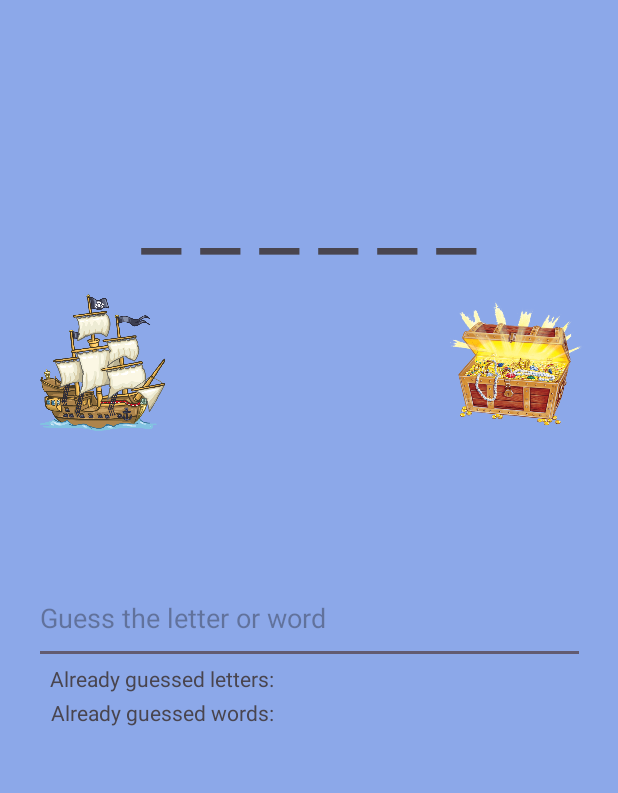
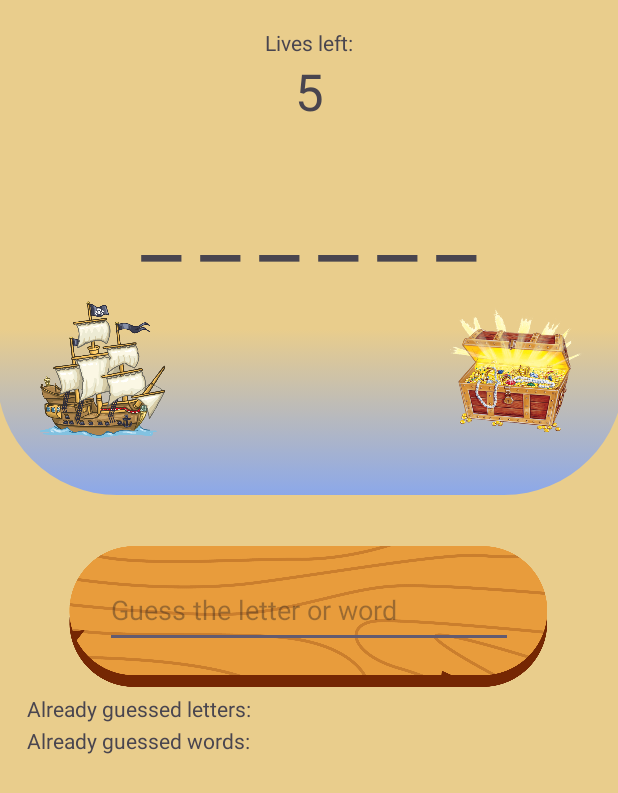
Before and after one commit to svantip/WordQuest, an Android app: the game_activity screen opened directly, with no data from a screen before it, on a phone screen of 412 x 824 dp. Shown: the top 793 px of the screen. Run offline under Robolectric (Android 15) with nearby library versions, the phone set to English and light mode, and no system bars.

Commit message:
third commit

```diff
--- /dev/null
+++ b/app/src/main/res/drawable/square_for_menu.xml
@@ -0,0 +1,9 @@
+<?xml version="1.0" encoding="utf-8"?>
+<selector xmlns:android="http://schemas.android.com/apk/res/android">
+    <item>
+        <shape android:shape="rectangle">
+            <corners android:radius="80dp"/>
+            <gradient android:startColor="@color/bgColorGame" android:angle="90" android:endColor="@color/bgColor" android:centerColor="@color/bgColor"/>
+        </shape>
+    </item>
+</selector>
--- a/app/src/main/res/layout/activity_game.xml
+++ b/app/src/main/res/layout/activity_game.xml
@@ -4,29 +4,78 @@
     xmlns:tools="http://schemas.android.com/tools"
     android:layout_width="match_parent"
     android:layout_height="match_parent"
-    android:background="@color/bgColorGame"
+    android:background="@color/bgColor"
     tools:context=".game_activity">
+
+
+    <ImageView
+        android:id="@+id/imageView5"
+        android:layout_width="418dp"
+        android:layout_height="221dp"
+        app:layout_constraintBottom_toTopOf="@+id/imageView10"
+        app:layout_constraintEnd_toEndOf="parent"
+        app:layout_constraintStart_toStartOf="parent"
+        app:layout_constraintTop_toBottomOf="@+id/txtBoxLives"
+        app:srcCompat="@drawable/square_for_menu" />
+
+    <ImageView
+        android:id="@+id/imageView10"
+        android:layout_width="403dp"
+        android:layout_height="96dp"
+        android:layout_marginTop="14dp"
+        android:src="@drawable/pngtreewood_button_game_6965184_1_"
+        app:layout_constraintBottom_toBottomOf="parent"
+        app:layout_constraintEnd_toEndOf="parent"
+        app:layout_constraintHorizontal_bias="0.486"
+        app:layout_constraintStart_toStartOf="parent"
+        app:layout_constraintTop_toTopOf="parent"
+        app:layout_constraintVertical_bias="0.488" />
 
     <TextView
         android:id="@+id/textView5"
         android:layout_width="160dp"
         android:layout_height="wrap_content"
         android:text="@string/alreadyGuessedWordsText"
-        android:textAlignment="textEnd"
+        android:textAlignment="textStart"
         app:layout_constraintBottom_toBottomOf="parent"
         app:layout_constraintEnd_toEndOf="parent"
-        app:layout_constraintHorizontal_bias="0.087"
+        app:layout_constraintHorizontal_bias="0.071"
         app:layout_constraintStart_toStartOf="parent"
         app:layout_constraintTop_toTopOf="@+id/textView"
         app:layout_constraintVertical_bias="0.063" />
 
     <TextView
-        android:id="@+id/alreadyGuessedWords"
+        android:id="@+id/textView"
+        android:layout_width="160dp"
+        android:layout_height="wrap_content"
+        android:text="@string/alreadyGuessedLettersText"
+        android:textAlignment="textStart"
+        app:layout_constraintBottom_toBottomOf="parent"
+        app:layout_constraintEnd_toEndOf="parent"
+        app:layout_constraintHorizontal_bias="0.071"
+        app:layout_constraintStart_toStartOf="parent"
+        app:layout_constraintTop_toBottomOf="@+id/txtBoxGuess"
+        app:layout_constraintVertical_bias="0.082" />
+
+    <TextView
+        android:id="@+id/alreadyGuessedLetters"
         android:layout_width="207dp"
         android:layout_height="wrap_content"
         app:layout_constraintBottom_toBottomOf="parent"
         app:layout_constraintEnd_toEndOf="parent"
-        app:layout_constraintHorizontal_bias="0.892"
+        app:layout_constraintHorizontal_bias="0.0"
+        app:layout_constraintStart_toEndOf="@+id/textView"
+        app:layout_constraintTop_toBottomOf="@+id/txtBoxGuess"
+        app:layout_constraintVertical_bias="0.082" />
+
+    <TextView
+        android:id="@+id/alreadyGuessedWords"
+        android:layout_width="207dp"
+        android:layout_height="wrap_content"
+        android:layout_marginStart="100dp"
+        app:layout_constraintBottom_toBottomOf="parent"
+        app:layout_constraintEnd_toEndOf="parent"
+        app:layout_constraintHorizontal_bias="0.826"
         app:layout_constraintStart_toStartOf="parent"
         app:layout_constraintTop_toTopOf="@+id/alreadyGuessedLetters"
         app:layout_constraintVertical_bias="0.063" />
@@ -41,7 +90,7 @@
         app:layout_constraintEnd_toEndOf="parent"
         app:layout_constraintStart_toStartOf="parent"
         app:layout_constraintTop_toTopOf="parent"
-        app:layout_constraintVertical_bias="0.138" />
+        app:layout_constraintVertical_bias="0.144" />
 
     <LinearLayout
         android:id="@+id/linearLayout"
@@ -75,39 +124,47 @@
 
     <EditText
         android:id="@+id/txtBoxGuess"
-        android:layout_width="367dp"
-        android:layout_height="61dp"
+        android:layout_width="272dp"
+        android:layout_height="50dp"
         android:hint="@string/txtInputHint"
         android:imeOptions="actionSend"
         android:inputType="text"
         app:layout_constraintBottom_toBottomOf="parent"
         app:layout_constraintEnd_toEndOf="parent"
         app:layout_constraintStart_toStartOf="parent"
-        app:layout_constraintTop_toTopOf="parent" />
+        app:layout_constraintTop_toTopOf="@+id/imageView10"
+        app:layout_constraintVertical_bias="0.047" />
 
     <TextView
-        android:id="@+id/textView"
-        android:layout_width="160dp"
+        android:id="@+id/textView2"
+        android:layout_width="wrap_content"
         android:layout_height="wrap_content"
-        android:text="@string/alreadyGuessedLettersText"
-        android:textAlignment="textEnd"
-        app:layout_constraintBottom_toBottomOf="parent"
+        android:text="Lives left:"
+        android:textAlignment="center"
+        app:layout_constraintBottom_toTopOf="@+id/txtBoxWordToBeGuessed"
         app:layout_constraintEnd_toEndOf="parent"
-        app:layout_constraintHorizontal_bias="0.087"
+        app:layout_constraintHorizontal_bias="0.498"
         app:layout_constraintStart_toStartOf="parent"
-        app:layout_constraintTop_toBottomOf="@+id/txtBoxGuess"
-        app:layout_constraintVertical_bias="0.0" />
+        app:layout_constraintTop_toTopOf="parent"
+        app:layout_constraintVertical_bias="0.216" />
 
     <TextView
-        android:id="@+id/alreadyGuessedLetters"
-        android:layout_width="207dp"
-        android:layout_height="wrap_content"
-        app:layout_constraintBottom_toBottomOf="parent"
+        android:id="@+id/txtBoxLives"
+        android:layout_width="69dp"
+        android:layout_height="38dp"
+        android:layout_marginStart="14dp"
+        android:layout_marginBottom="20dp"
+        android:text="5"
+        android:textAlignment="center"
+        android:textSize="34sp"
+        app:layout_constraintBottom_toTopOf="@+id/txtBoxWordToBeGuessed"
         app:layout_constraintEnd_toEndOf="parent"
-        app:layout_constraintHorizontal_bias="0.0"
-        app:layout_constraintStart_toEndOf="@+id/textView"
-        app:layout_constraintTop_toBottomOf="@+id/txtBoxGuess"
+        app:layout_constraintHorizontal_bias="0.478"
+        app:layout_constraintStart_toStartOf="parent"
+        app:layout_constraintTop_toBottomOf="@+id/textView2"
         app:layout_constraintVertical_bias="0.0" />
 
 
+
+
 </androidx.constraintlayout.widget.ConstraintLayout>
```
Also changed, not shown: app/src/main/java/com/example/wordquest/game_activity.java (+37 -9 lines), app/src/main/res/drawable/circlelives.xml (added, +9 -0 lines), app/src/main/res/layout/activity_main.xml (+35 -20 lines), app/src/main/res/drawable/cropped.png (added), app/src/main/res/drawable/pngtreewood_button_game_6965184_1_.png (added).
